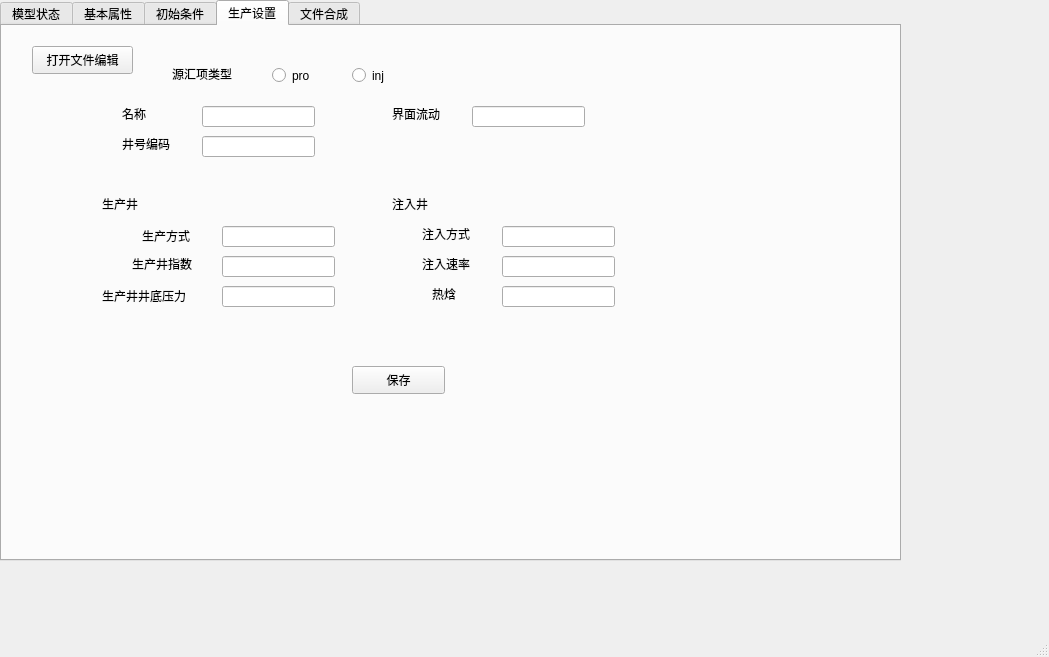
First picture: the form in data_gui.ui, repository keksen-zone/data-process, before the edit.
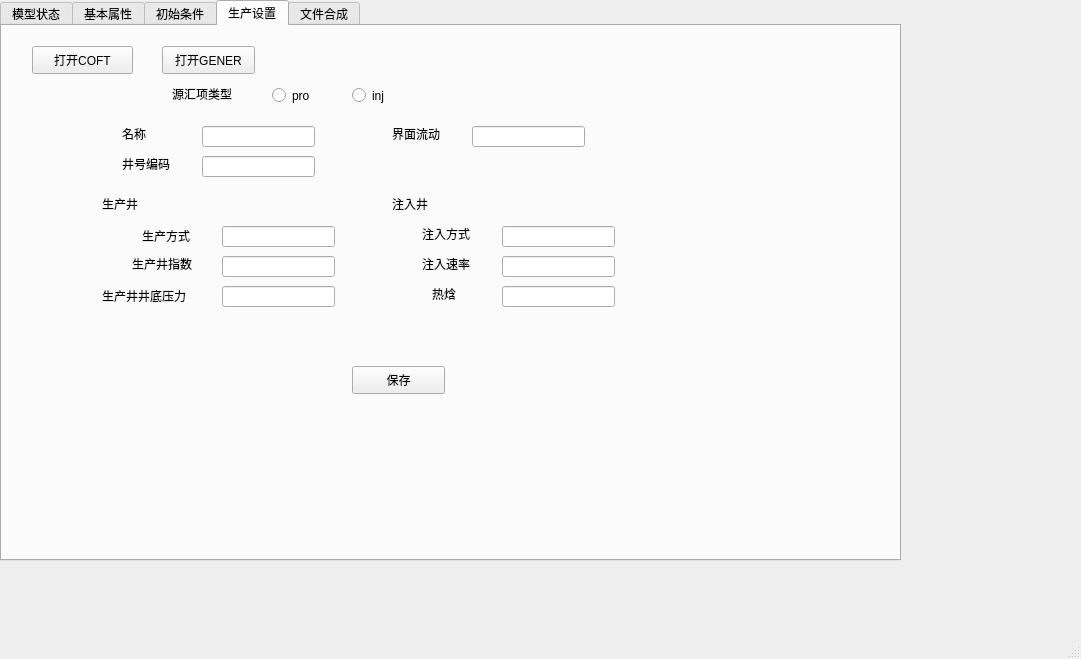
Second picture: the form after the edit. The open tabs and pages were chosen to show the change.

Commit message: 进度7/31

What changed in the file:
```diff
--- a/data_gui.ui
+++ b/data_gui.ui
@@ -6,8 +6,8 @@
    <rect>
     <x>0</x>
     <y>0</y>
-    <width>1049</width>
-    <height>657</height>
+    <width>1081</width>
+    <height>659</height>
    </rect>
   </property>
   <property name="windowTitle">
@@ -2856,7 +2856,7 @@
       <property name="geometry">
        <rect>
         <x>170</x>
-        <y>40</y>
+        <y>60</y>
         <width>81</width>
         <height>16</height>
        </rect>
@@ -2875,14 +2875,14 @@
        </rect>
       </property>
       <property name="text">
-       <string>打开文件编辑</string>
+       <string>打开COFT</string>
       </property>
      </widget>
      <widget class="QRadioButton" name="radioButton_3">
       <property name="geometry">
        <rect>
         <x>270</x>
-        <y>40</y>
+        <y>60</y>
         <width>61</width>
         <height>19</height>
        </rect>
@@ -2895,7 +2895,7 @@
       <property name="geometry">
        <rect>
         <x>350</x>
-        <y>40</y>
+        <y>60</y>
         <width>61</width>
         <height>19</height>
        </rect>
@@ -2908,7 +2908,7 @@
       <property name="geometry">
        <rect>
         <x>120</x>
-        <y>80</y>
+        <y>100</y>
         <width>72</width>
         <height>15</height>
        </rect>
@@ -2921,7 +2921,7 @@
       <property name="geometry">
        <rect>
         <x>120</x>
-        <y>110</y>
+        <y>130</y>
         <width>72</width>
         <height>15</height>
        </rect>
@@ -2934,7 +2934,7 @@
       <property name="geometry">
        <rect>
         <x>200</x>
-        <y>80</y>
+        <y>100</y>
         <width>113</width>
         <height>21</height>
        </rect>
@@ -2944,7 +2944,7 @@
       <property name="geometry">
        <rect>
         <x>200</x>
-        <y>110</y>
+        <y>130</y>
         <width>113</width>
         <height>21</height>
        </rect>
@@ -2954,7 +2954,7 @@
       <property name="geometry">
        <rect>
         <x>390</x>
-        <y>80</y>
+        <y>100</y>
         <width>72</width>
         <height>15</height>
        </rect>
@@ -2967,7 +2967,7 @@
       <property name="geometry">
        <rect>
         <x>470</x>
-        <y>80</y>
+        <y>100</y>
         <width>113</width>
         <height>21</height>
        </rect>
@@ -3150,6 +3150,19 @@
        <string>保存</string>
       </property>
      </widget>
+     <widget class="QPushButton" name="pushButton_31">
+      <property name="geometry">
+       <rect>
+        <x>160</x>
+        <y>20</y>
+        <width>93</width>
+        <height>28</height>
+       </rect>
+      </property>
+      <property name="text">
+       <string>打开GENER</string>
+      </property>
+     </widget>
     </widget>
     <widget class="QWidget" name="tab_12">
      <attribute name="title">
```
Left out of the diff: 109 changed lines with no effect on the pictures. The commit also changes 2 other files.
